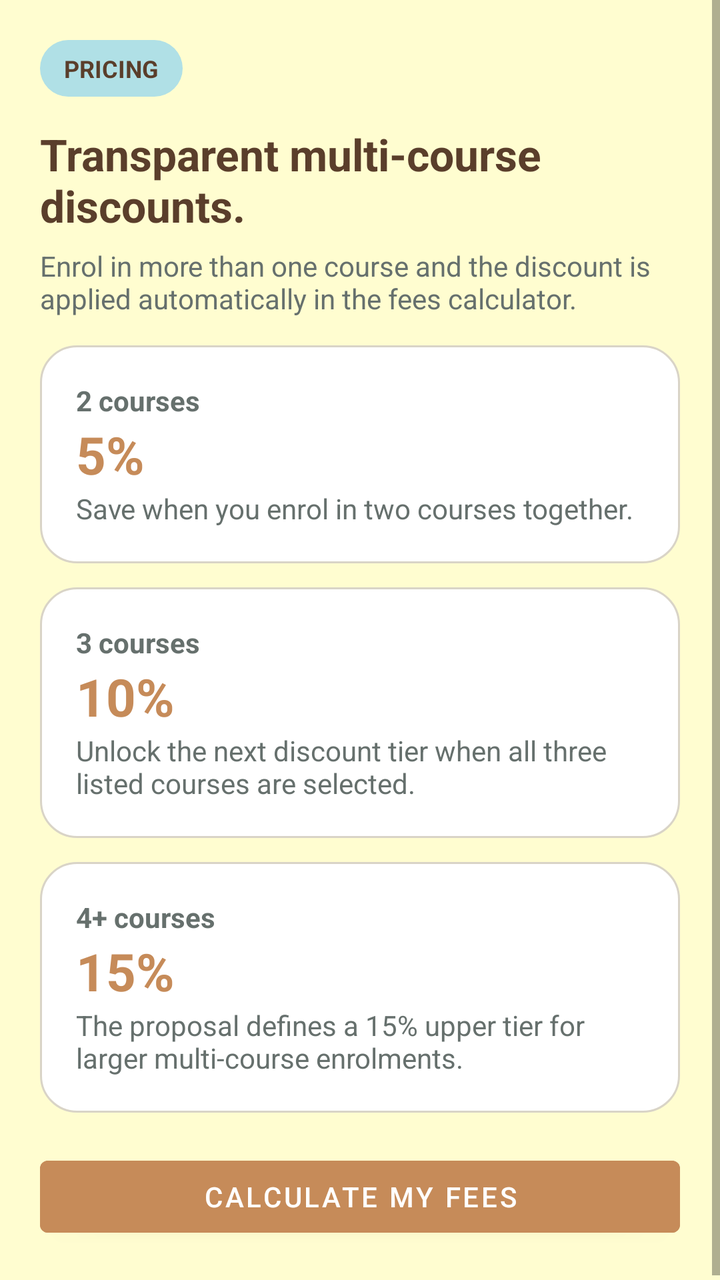
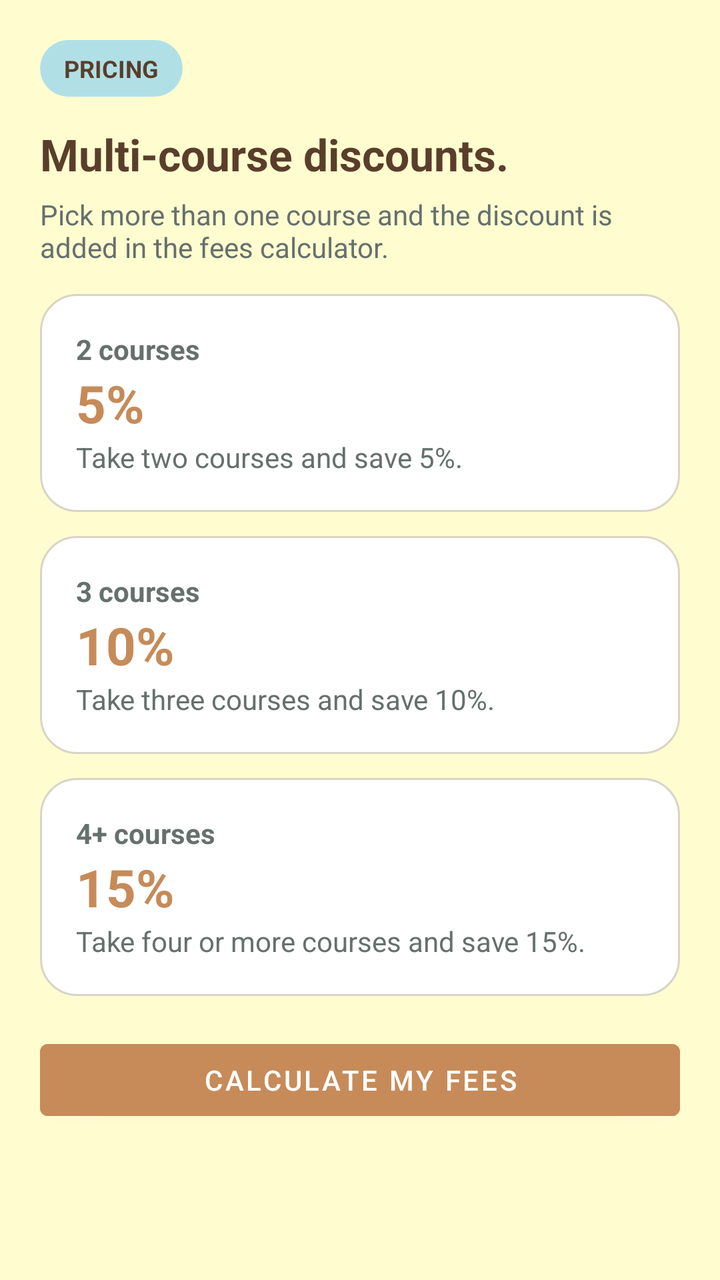

Two renders of the same Android screen: before a commit and after it. Below are the layout's source before the change and the commit's diff.
<!-- AndroidManifest.xml: application theme Theme.PawsitiveAcademy -->
<!-- res/layout/fragment_pricing.xml -->
<?xml version="1.0" encoding="utf-8"?>
<ScrollView xmlns:android="http://schemas.android.com/apk/res/android"
    android:layout_width="match_parent"
    android:layout_height="match_parent"
    android:fillViewport="true">

    <LinearLayout
        android:layout_width="match_parent"
        android:layout_height="wrap_content"
        android:orientation="vertical"
        android:padding="20dp">

        <TextView
            android:layout_width="wrap_content"
            android:layout_height="wrap_content"
            android:text="PRICING"
            android:textColor="@color/brown"
            android:textStyle="bold"
            android:textSize="12sp"
            android:background="@drawable/bg_pill"
            android:paddingHorizontal="12dp"
            android:paddingVertical="6dp" />

        <TextView
            android:layout_width="wrap_content"
            android:layout_height="wrap_content"
            android:layout_marginTop="14dp"
            android:text="Transparent multi-course discounts."
            android:textColor="@color/brown"
            android:textSize="22sp"
            android:textStyle="bold" />

        <TextView
            android:layout_width="match_parent"
            android:layout_height="wrap_content"
            android:layout_marginTop="6dp"
            android:layout_marginBottom="14dp"
            android:text="Enrol in more than one course and the discount is applied automatically in the fees calculator."
            android:textColor="@color/muted" />

        <LinearLayout
            android:layout_width="match_parent"
            android:layout_height="wrap_content"
            android:orientation="vertical"
            android:background="@drawable/bg_card"
            android:padding="18dp">
            <TextView android:layout_width="wrap_content" android:layout_height="wrap_content" android:text="2 courses" android:textColor="@color/muted" android:textStyle="bold" />
            <TextView android:layout_width="wrap_content" android:layout_height="wrap_content" android:text="5%" android:textColor="@color/tan" android:textStyle="bold" android:textSize="26sp" />
            <TextView android:layout_width="wrap_content" android:layout_height="wrap_content" android:text="Save when you enrol in two courses together." android:textColor="@color/muted" />
        </LinearLayout>

        <LinearLayout
            android:layout_width="match_parent"
            android:layout_height="wrap_content"
            android:layout_marginTop="12dp"
            android:orientation="vertical"
            android:background="@drawable/bg_card"
            android:padding="18dp">
            <TextView android:layout_width="wrap_content" android:layout_height="wrap_content" android:text="3 courses" android:textColor="@color/muted" android:textStyle="bold" />
            <TextView android:layout_width="wrap_content" android:layout_height="wrap_content" android:text="10%" android:textColor="@color/tan" android:textStyle="bold" android:textSize="26sp" />
            <TextView android:layout_width="wrap_content" android:layout_height="wrap_content" android:text="Unlock the next discount tier when all three listed courses are selected." android:textColor="@color/muted" />
        </LinearLayout>

        <LinearLayout
            android:layout_width="match_parent"
            android:layout_height="wrap_content"
            android:layout_marginTop="12dp"
            android:orientation="vertical"
            android:background="@drawable/bg_card"
            android:padding="18dp">
            <TextView android:layout_width="wrap_content" android:layout_height="wrap_content" android:text="4+ courses" android:textColor="@color/muted" android:textStyle="bold" />
            <TextView android:layout_width="wrap_content" android:layout_height="wrap_content" android:text="15%" android:textColor="@color/tan" android:textStyle="bold" android:textSize="26sp" />
            <TextView android:layout_width="wrap_content" android:layout_height="wrap_content" android:text="The proposal defines a 15% upper tier for larger multi-course enrolments." android:textColor="@color/muted" />
        </LinearLayout>

        <Button
            android:id="@+id/btnGoToCalculator"
            style="@style/Widget.MaterialComponents.Button"
            android:layout_width="match_parent"
            android:layout_height="wrap_content"
            android:layout_marginTop="18dp"
            android:backgroundTint="@color/tan"
            android:text="Calculate my fees" />
    </LinearLayout>
</ScrollView>
<!-- resources referenced by this layout -->
<resources>
  <color name="brown">#5A3E2B</color>
  <color name="muted">#66706D</color>
  <color name="tan">#C68B59</color>
  <!-- drawable bg_card (drawable) -->
  <?xml version="1.0" encoding="utf-8"?>
  <shape xmlns:android="http://schemas.android.com/apk/res/android" android:shape="rectangle">
      <solid android:color="@color/white" />
      <corners android:radius="18dp" />
      <stroke android:width="1dp" android:color="@color/line" />
  </shape>
  <!-- drawable bg_pill (drawable) -->
  <?xml version="1.0" encoding="utf-8"?>
  <shape xmlns:android="http://schemas.android.com/apk/res/android" android:shape="rectangle">
      <solid android:color="@color/blue" />
      <corners android:radius="999dp" />
  </shape>
  <style name="Theme.PawsitiveAcademy" parent="Theme.MaterialComponents.DayNight.NoActionBar">
          <item name="colorPrimary">@color/tan</item>
          <item name="colorPrimaryDark">@color/brown</item>
          <item name="colorAccent">@color/blue</item>
          <item name="android:statusBarColor" tools:targetApi="l">@color/brown</item>
          <item name="android:windowBackground">@color/cream</item>
      </style>
  <color name="white">#FFFFFF</color>
  <color name="line">#D9D4C7</color>
  <color name="blue">#B0E0E6</color>
  <color name="cream">#FFFDD0</color>
</resources>

<!-- the commit's change to res/layout/fragment_pricing.xml (unified diff, before → after) -->
@@ -25,7 +25,7 @@
             android:layout_width="wrap_content"
             android:layout_height="wrap_content"
             android:layout_marginTop="14dp"
-            android:text="Transparent multi-course discounts."
+            android:text="Multi-course discounts."
             android:textColor="@color/brown"
             android:textSize="22sp"
             android:textStyle="bold" />
@@ -35,7 +35,7 @@
             android:layout_height="wrap_content"
             android:layout_marginTop="6dp"
             android:layout_marginBottom="14dp"
-            android:text="Enrol in more than one course and the discount is applied automatically in the fees calculator."
+            android:text="Pick more than one course and the discount is added in the fees calculator."
             android:textColor="@color/muted" />
 
         <LinearLayout
@@ -46,7 +46,7 @@
             android:padding="18dp">
             <TextView android:layout_width="wrap_content" android:layout_height="wrap_content" android:text="2 courses" android:textColor="@color/muted" android:textStyle="bold" />
             <TextView android:layout_width="wrap_content" android:layout_height="wrap_content" android:text="5%" android:textColor="@color/tan" android:textStyle="bold" android:textSize="26sp" />
-            <TextView android:layout_width="wrap_content" android:layout_height="wrap_content" android:text="Save when you enrol in two courses together." android:textColor="@color/muted" />
+            <TextView android:layout_width="wrap_content" android:layout_height="wrap_content" android:text="Take two courses and save 5%." android:textColor="@color/muted" />
         </LinearLayout>
 
         <LinearLayout
@@ -58,7 +58,7 @@
             android:padding="18dp">
             <TextView android:layout_width="wrap_content" android:layout_height="wrap_content" android:text="3 courses" android:textColor="@color/muted" android:textStyle="bold" />
             <TextView android:layout_width="wrap_content" android:layout_height="wrap_content" android:text="10%" android:textColor="@color/tan" android:textStyle="bold" android:textSize="26sp" />
-            <TextView android:layout_width="wrap_content" android:layout_height="wrap_content" android:text="Unlock the next discount tier when all three listed courses are selected." android:textColor="@color/muted" />
+            <TextView android:layout_width="wrap_content" android:layout_height="wrap_content" android:text="Take three courses and save 10%." android:textColor="@color/muted" />
         </LinearLayout>
 
         <LinearLayout
@@ -70,7 +70,7 @@
             android:padding="18dp">
             <TextView android:layout_width="wrap_content" android:layout_height="wrap_content" android:text="4+ courses" android:textColor="@color/muted" android:textStyle="bold" />
             <TextView android:layout_width="wrap_content" android:layout_height="wrap_content" android:text="15%" android:textColor="@color/tan" android:textStyle="bold" android:textSize="26sp" />
-            <TextView android:layout_width="wrap_content" android:layout_height="wrap_content" android:text="The proposal defines a 15% upper tier for larger multi-course enrolments." android:textColor="@color/muted" />
+            <TextView android:layout_width="wrap_content" android:layout_height="wrap_content" android:text="Take four or more courses and save 15%." android:textColor="@color/muted" />
         </LinearLayout>
 
         <Button
